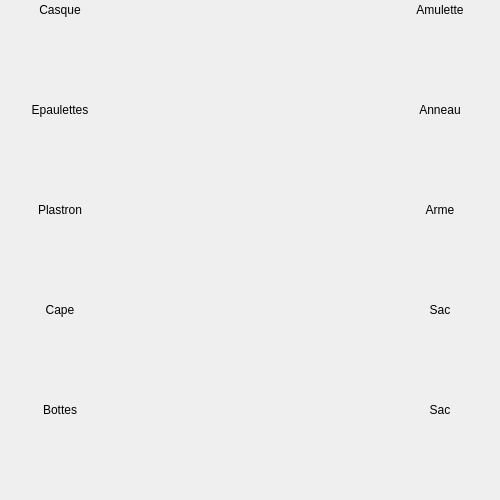
First picture: the form in MMO/Res/stuffview.ui, repository maresc-g/linumon, before the edit.
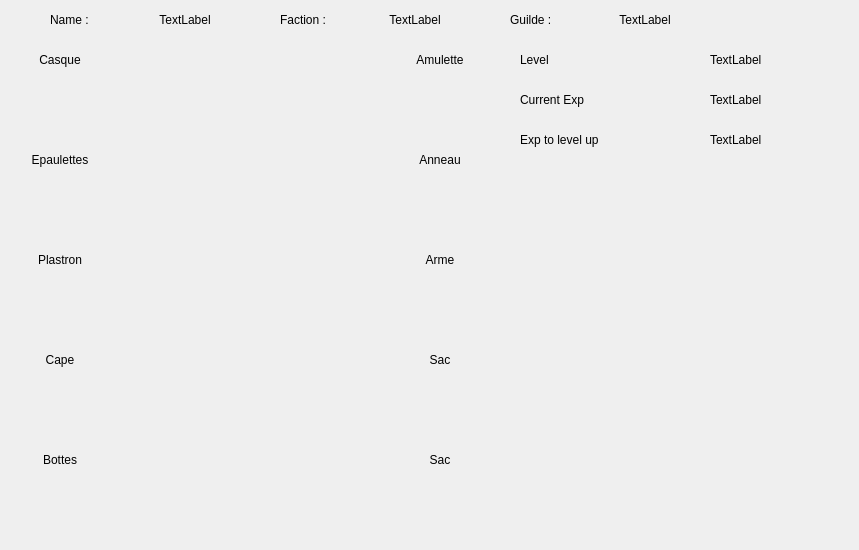
Second picture: the form after the edit.

What changed in the file:
```diff
--- a/MMO/Res/stuffview.ui
+++ b/MMO/Res/stuffview.ui
@@ -6,8 +6,8 @@
    <rect>
     <x>0</x>
     <y>0</y>
-    <width>500</width>
-    <height>500</height>
+    <width>859</width>
+    <height>550</height>
    </rect>
   </property>
   <property name="windowTitle">
@@ -17,7 +17,7 @@
    <property name="geometry">
     <rect>
      <x>0</x>
-     <y>200</y>
+     <y>250</y>
      <width>120</width>
      <height>20</height>
     </rect>
@@ -33,7 +33,7 @@
    <property name="geometry">
     <rect>
      <x>380</x>
-     <y>0</y>
+     <y>50</y>
      <width>120</width>
      <height>20</height>
     </rect>
@@ -49,7 +49,7 @@
    <property name="geometry">
     <rect>
      <x>380</x>
-     <y>300</y>
+     <y>350</y>
      <width>120</width>
      <height>20</height>
     </rect>
@@ -65,7 +65,7 @@
    <property name="geometry">
     <rect>
      <x>380</x>
-     <y>100</y>
+     <y>150</y>
      <width>120</width>
      <height>20</height>
     </rect>
@@ -81,7 +81,7 @@
    <property name="geometry">
     <rect>
      <x>0</x>
-     <y>300</y>
+     <y>350</y>
      <width>120</width>
      <height>20</height>
     </rect>
@@ -97,7 +97,7 @@
    <property name="geometry">
     <rect>
      <x>0</x>
-     <y>0</y>
+     <y>50</y>
      <width>120</width>
      <height>20</height>
     </rect>
@@ -116,7 +116,7 @@
    <property name="geometry">
     <rect>
      <x>380</x>
-     <y>400</y>
+     <y>450</y>
      <width>120</width>
      <height>20</height>
     </rect>
@@ -132,7 +132,7 @@
    <property name="geometry">
     <rect>
      <x>380</x>
-     <y>200</y>
+     <y>250</y>
      <width>120</width>
      <height>20</height>
     </rect>
@@ -148,7 +148,7 @@
    <property name="geometry">
     <rect>
      <x>0</x>
-     <y>400</y>
+     <y>450</y>
      <width>120</width>
      <height>20</height>
     </rect>
@@ -164,7 +164,7 @@
    <property name="geometry">
     <rect>
      <x>0</x>
-     <y>100</y>
+     <y>150</y>
      <width>120</width>
      <height>20</height>
     </rect>
@@ -176,6 +176,171 @@
     <set>Qt::AlignCenter</set>
    </property>
   </widget>
+  <widget class="QLabel" name="l_curExp">
+   <property name="geometry">
+    <rect>
+     <x>710</x>
+     <y>90</y>
+     <width>120</width>
+     <height>20</height>
+    </rect>
+   </property>
+   <property name="text">
+    <string>TextLabel</string>
+   </property>
+  </widget>
+  <widget class="QLabel" name="label_4">
+   <property name="geometry">
+    <rect>
+     <x>520</x>
+     <y>90</y>
+     <width>120</width>
+     <height>20</height>
+    </rect>
+   </property>
+   <property name="text">
+    <string>Current Exp</string>
+   </property>
+  </widget>
+  <widget class="QLabel" name="label_6">
+   <property name="geometry">
+    <rect>
+     <x>520</x>
+     <y>50</y>
+     <width>120</width>
+     <height>20</height>
+    </rect>
+   </property>
+   <property name="text">
+    <string>Level</string>
+   </property>
+  </widget>
+  <widget class="QLabel" name="l_expToUp">
+   <property name="geometry">
+    <rect>
+     <x>710</x>
+     <y>130</y>
+     <width>120</width>
+     <height>20</height>
+    </rect>
+   </property>
+   <property name="text">
+    <string>TextLabel</string>
+   </property>
+  </widget>
+  <widget class="QLabel" name="label_12">
+   <property name="geometry">
+    <rect>
+     <x>520</x>
+     <y>130</y>
+     <width>120</width>
+     <height>20</height>
+    </rect>
+   </property>
+   <property name="text">
+    <string>Exp to level up</string>
+   </property>
+  </widget>
+  <widget class="QLabel" name="label_8">
+   <property name="geometry">
+    <rect>
+     <x>50</x>
+     <y>10</y>
+     <width>60</width>
+     <height>20</height>
+    </rect>
+   </property>
+   <property name="text">
+    <string>Name :</string>
+   </property>
+  </widget>
+  <widget class="QLabel" name="l_name">
+   <property name="geometry">
+    <rect>
+     <x>110</x>
+     <y>10</y>
+     <width>150</width>
+     <height>20</height>
+    </rect>
+   </property>
+   <property name="text">
+    <string>TextLabel</string>
+   </property>
+   <property name="alignment">
+    <set>Qt::AlignCenter</set>
+   </property>
+  </widget>
+  <widget class="QLabel" name="label_13">
+   <property name="geometry">
+    <rect>
+     <x>510</x>
+     <y>10</y>
+     <width>60</width>
+     <height>20</height>
+    </rect>
+   </property>
+   <property name="text">
+    <string>Guilde :</string>
+   </property>
+  </widget>
+  <widget class="QLabel" name="l_faction">
+   <property name="geometry">
+    <rect>
+     <x>340</x>
+     <y>10</y>
+     <width>150</width>
+     <height>20</height>
+    </rect>
+   </property>
+   <property name="text">
+    <string>TextLabel</string>
+   </property>
+   <property name="alignment">
+    <set>Qt::AlignCenter</set>
+   </property>
+  </widget>
+  <widget class="QLabel" name="label_15">
+   <property name="geometry">
+    <rect>
+     <x>280</x>
+     <y>10</y>
+     <width>60</width>
+     <height>20</height>
+    </rect>
+   </property>
+   <property name="text">
+    <string>Faction :</string>
+   </property>
+  </widget>
+  <widget class="QLabel" name="l_guilde">
+   <property name="geometry">
+    <rect>
+     <x>570</x>
+     <y>10</y>
+     <width>150</width>
+     <height>20</height>
+    </rect>
+   </property>
+   <property name="text">
+    <string>TextLabel</string>
+   </property>
+   <property name="alignment">
+    <set>Qt::AlignCenter</set>
+   </property>
+  </widget>
+  <widget class="QLabel" name="l_level">
+   <property name="geometry">
+    <rect>
+     <x>710</x>
+     <y>50</y>
+     <width>120</width>
+     <height>20</height>
+    </rect>
+   </property>
+   <property name="text">
+    <string>TextLabel</string>
+   </property>
+  </widget>
  </widget>
  <resources/>
  <connections/>
```
